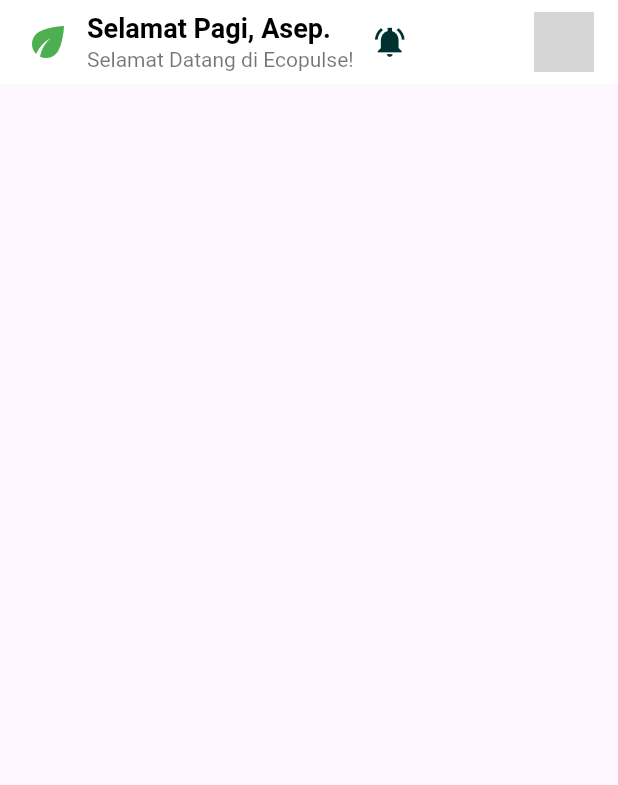
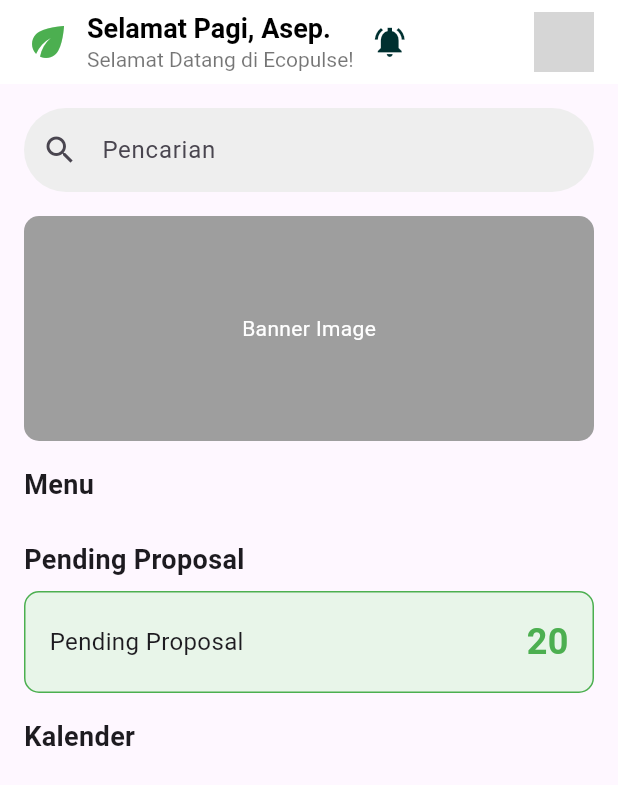
Before and after one commit to proyek-tingkat-ecoplus/tubes_mobpro, a Flutter app: the Home screen opened by its route, on a phone screen of 412 x 824 dp. Shown: the top 785 px of the screen. Run offline on Flutter 3.47's test engine with Material 3 defaults, Android fonts, the phone set to English and light mode, and no system bars; our stand-ins replace flutter_animate, page_transition; network calls fail; grey boxes are pictures that could not be loaded.

Commit message:
update dashboard dan home

```diff
--- a/tubes_mobpro/lib/pages/Home.dart
+++ b/tubes_mobpro/lib/pages/Home.dart
@@ -71,11 +71,100 @@ class Home extends StatelessWidget {
           SizedBox(width: 16),
         ],
       ),
-      body: SafeArea(
-        child: Center(
+        body: Padding(
+        padding: const EdgeInsets.all(16.0),
+        child: SingleChildScrollView(
+          child: Column(
+            crossAxisAlignment: CrossAxisAlignment.start,
+            children: [
+              // Search bar
+              TextField(
+                decoration: InputDecoration(
+                  hintText: 'Pencarian',
+                  prefixIcon: Icon(Icons.search),
+                  border: OutlineInputBorder(
+                    borderRadius: BorderRadius.circular(30),
+                    borderSide: BorderSide.none,
+                  ),
+                  filled: true,
+                  fillColor: Colors.grey[200],
+                ),
+              ),
+              SizedBox(height: 16),
 
+              // Image banner (example)
+              Container(
+                height: 150,
+                width: double.infinity,
+                decoration: BoxDecoration(
+                  color: Colors.grey,
+                  borderRadius: BorderRadius.circular(10),
+                ),
+                child: Center(
+                  child: Text(
+                    'Banner Image',
+                    style: TextStyle(color: Colors.white),
+                  ),
+                ),
+              ),
+              SizedBox(height: 16),
+
+              // Menu grid
+              Text(
+                'Menu',
+                style: TextStyle(fontSize: 18, fontWeight: FontWeight.bold),
+              ),
+              SizedBox(height: 8),
+              GridView.count(
+                crossAxisCount: 4,
+                shrinkWrap: true,
+                physics: NeverScrollableScrollPhysics(),
+              ),
+              SizedBox(height: 16),
+
+              // Pending Proposal
+              Text(
+                'Pending Proposal',
+                style: TextStyle(fontSize: 18, fontWeight: FontWeight.bold),
+              ),
+              SizedBox(height: 8),
+              Container(
+                padding: EdgeInsets.all(16),
+                decoration: BoxDecoration(
+                  color: Colors.green[50],
+                  borderRadius: BorderRadius.circular(10),
+                  border: Border.all(color: Colors.green),
+                ),
+                child: Row(
+                  children: [
+                    Expanded(
+                      child: Text(
+                        'Pending Proposal',
+                        style: TextStyle(fontSize: 16),
+                      ),
+                    ),
+                    Text(
+                      '20',
+                      style: TextStyle(
+                        fontSize: 24,
+                        fontWeight: FontWeight.bold,
+                        color: Colors.green,
+                      ),
+                    ),
+                  ],
+                ),
+              ),
+              SizedBox(height: 16),
+
+              // Calendar
+              Text(
+                'Kalender',
+                style: TextStyle(fontSize: 18, fontWeight: FontWeight.bold),
+              ),
+            ],
           ),
         ),
-      );
+      ),
+    );
   }
 }
```
